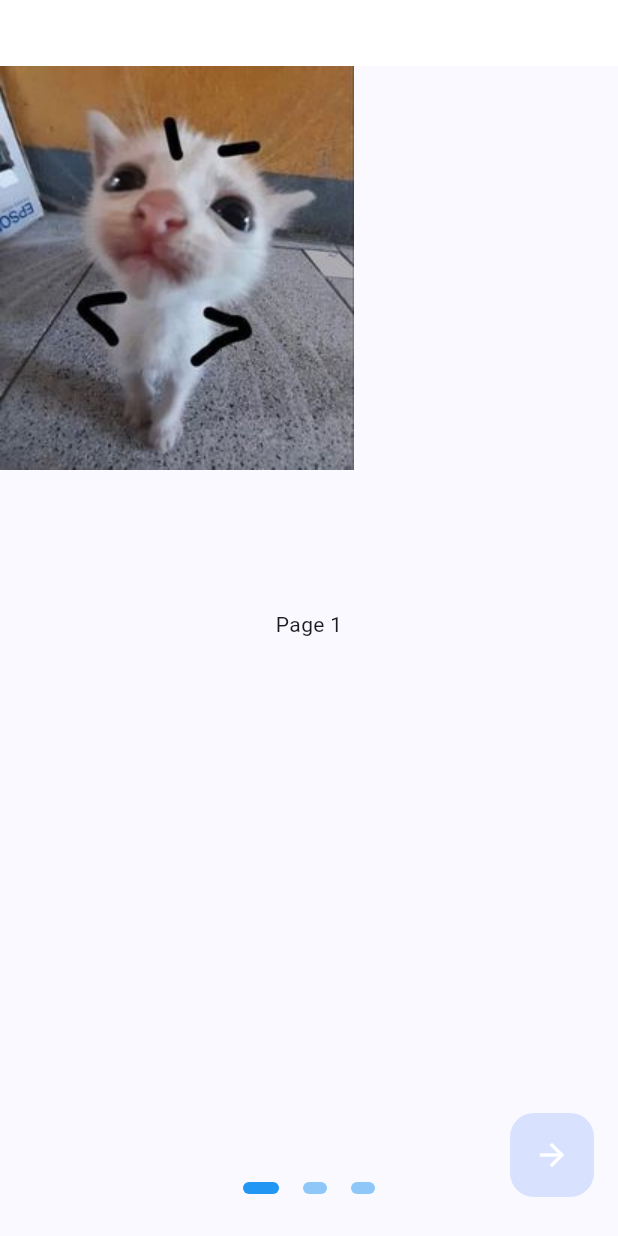
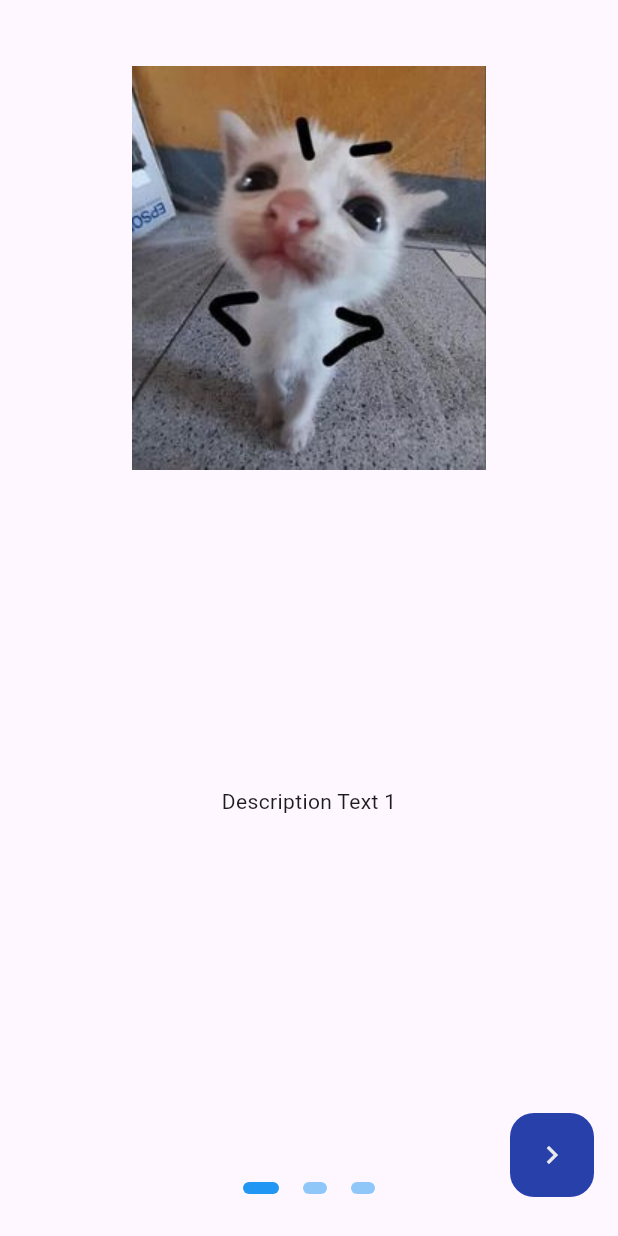
Before and after one commit to sengokus/weatherUP, a Flutter app: the screen it shows after launch, on a phone screen of 412 x 824 dp. Run offline on Flutter 3.47's test engine with Material 3 defaults, Android fonts, the light colour scheme and no system bars; drawn by our look-alikes of flutter_onboarding_slider; our stand-ins replace go_router.

Commit message:
Initialized onboarding page

```diff
--- a/lib/main.dart
+++ b/lib/main.dart
@@ -1,4 +1,4 @@
-import 'package:flutter/cupertino.dart';
+import 'package:flutter/material.dart';
 import 'package:go_router/go_router.dart';
 
 import 'onboarding.dart';
@@ -19,9 +19,40 @@ class MainApp extends StatelessWidget {
 
   @override
   Widget build(BuildContext context) {
-    return CupertinoApp.router(
+    return MaterialApp.router(
       routerConfig: _router,
       debugShowCheckedModeBanner: false,
+      theme: ThemeData(
+          primaryColor: const Color.fromARGB(255, 8, 14, 41),
+          textTheme: const TextTheme(
+            displayLarge: TextStyle(
+              fontSize: 24,
+              fontWeight: FontWeight.bold,
+              color: Color.fromARGB(255, 233, 234, 235),
+            ),
+            displayMedium: TextStyle(
+              fontSize: 18,
+              fontWeight: FontWeight.bold,
+              color: Color.fromARGB(255, 233, 234, 235),
+            ),
+            bodyLarge: TextStyle(
+              fontSize: 16,
+              color: Color.fromARGB(255, 233, 234, 235),
+            ),
+          ),
+          buttonTheme: const ButtonThemeData(
+            colorScheme: ColorScheme(
+                brightness: Brightness.dark,
+                primary: Color.fromARGB(255, 40, 64, 170),
+                onPrimary: Color.fromARGB(255, 40, 64, 170),
+                secondary: Color.fromARGB(255, 233, 234, 235),
+                onSecondary: Color.fromARGB(255, 233, 234, 235),
+                error: Color.fromARGB(255, 230, 30, 30),
+                onError: Color.fromARGB(255, 230, 30, 30),
+                surface: Color.fromARGB(255, 233, 234, 235),
+                onSurface: Color.fromARGB(255, 233, 234, 235)),
+            textTheme: ButtonTextTheme.primary,
+          )),
     );
   }
 }
--- a/lib/onboarding.dart
+++ b/lib/onboarding.dart
@@ -1,4 +1,3 @@
-import 'package:flutter/cupertino.dart';
 import 'package:flutter/material.dart';
 import 'package:flutter_onboarding_slider/flutter_onboarding_slider.dart';
 
@@ -7,33 +6,56 @@ class OnboardingPage extends StatelessWidget {
 
   @override
   Widget build(BuildContext context) {
-    return CupertinoApp(
-      home: OnBoardingSlider(
+    return OnBoardingSlider(
         totalPage: 3,
-          headerBackgroundColor: Colors.white,
+        headerBackgroundColor: Colors.transparent,
+        skipIcon: Icon(Icons.keyboard_arrow_right,
+            color: Theme.of(context).buttonTheme.colorScheme?.secondary),
+        finishButtonText: "Get Started",
+        finishButtonStyle: FinishButtonStyle(
+          backgroundColor: Theme.of(context).buttonTheme.colorScheme?.primary,
+        ),
         speed: 1.8,
         background: [
           Image.asset('lib/assets/image1.jpg'),
           Image.asset('lib/assets/image2.jpg'),
           Image.asset('lib/assets/image3.jpg'),
         ],
+        centerBackground: true,
         pageBodies: [
           Container(
-              child: Center(
-                child: Text('Page 1'),
+            padding: const EdgeInsets.symmetric(horizontal: 40),
+            child: const Column(
+              children: <Widget>[
+                SizedBox(
+                  height: 480,
+                ),
+                Text('Description Text 1'),
+              ],
             ),
           ),
           Container(
-              child: Center(
-                child: Text('Page 2'),
+            padding: const EdgeInsets.symmetric(horizontal: 40),
+            child: const Column(
+              children: <Widget>[
+                SizedBox(
+                  height: 480,
+                ),
+                Text('Description Text 2'),
+              ],
             ),
           ),
           Container(
-              child: Center(
-                child: Text('Page 3'),
+            padding: const EdgeInsets.symmetric(horizontal: 40),
+            child: const Column(
+              children: <Widget>[
+                SizedBox(
+                  height: 480,
+                ),
+                Text('Description Text 3'),
+              ],
             ),
           ),
-          ]),
-    );
+        ]);
   }
 }
```
Lines whose indentation alone changed are shown as unchanged.
